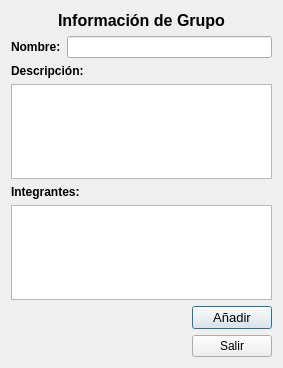
Daniers/Superior-Core, file App Superior Core/UI_QT/info_grupo.ui: the form before one commit.
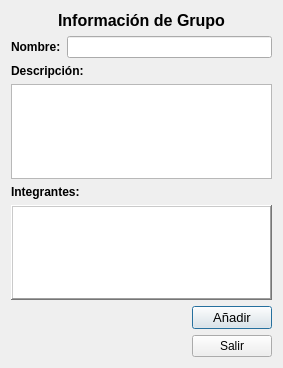
The form after the commit.

Patch:
```diff
--- a/App Superior Core/UI_QT/info_grupo.ui
+++ b/App Superior Core/UI_QT/info_grupo.ui
@@ -94,7 +94,24 @@
       </widget>
      </item>
      <item>
-      <widget class="QListWidget" name="listIntegrantes"/>
+      <widget class="QListWidget" name="listIntegrantes">
+       <property name="font">
+        <font>
+         <pointsize>11</pointsize>
+         <weight>50</weight>
+         <bold>false</bold>
+        </font>
+       </property>
+       <property name="frameShape">
+        <enum>QFrame::WinPanel</enum>
+       </property>
+       <property name="frameShadow">
+        <enum>QFrame::Raised</enum>
+       </property>
+       <property name="alternatingRowColors">
+        <bool>true</bool>
+       </property>
+      </widget>
      </item>
      <item>
       <layout class="QHBoxLayout" name="horizontalLayout_2">
```
Left out of the diff: 9 changed lines with no effect on the pictures.
